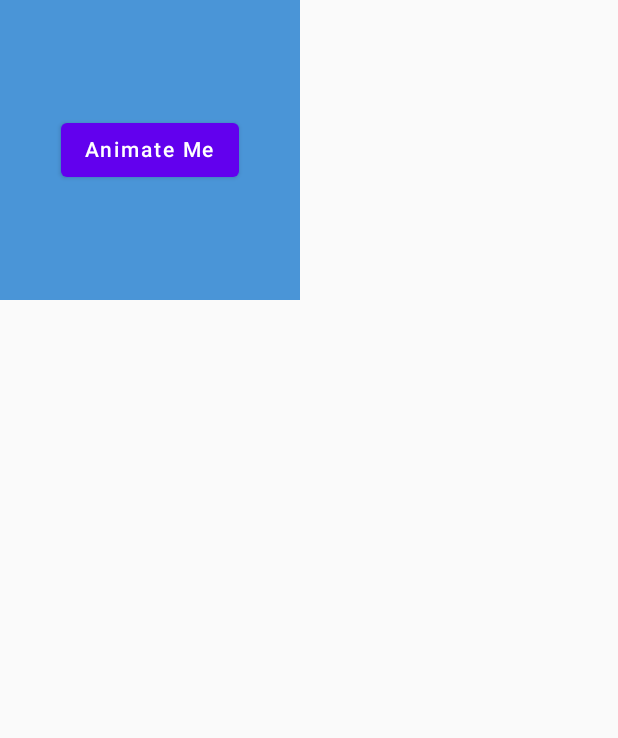
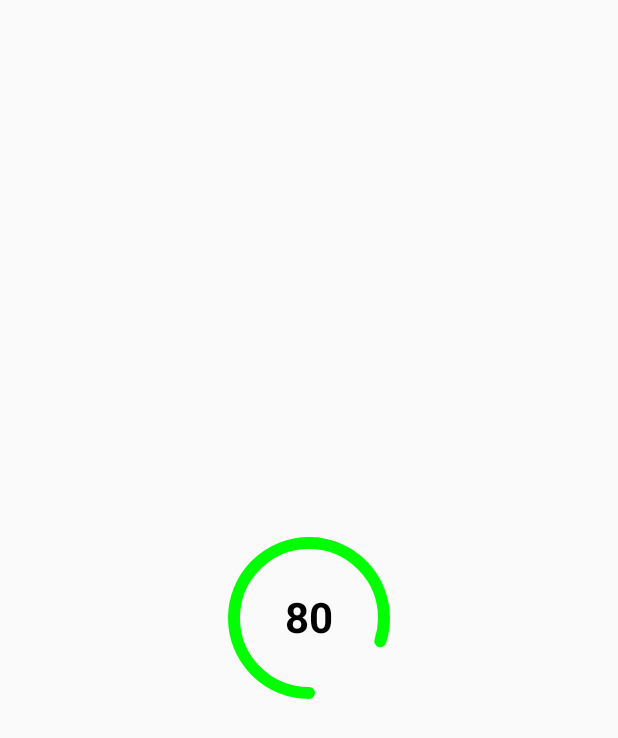
Before and after one commit to RagulMohankumarr/Jetpack-Compose, an Android app built with Jetpack Compose: the screen it shows after launch (MainActivity), on a phone screen of 412 x 824 dp. Shown: the top 738 px of the screen. Run offline under Robolectric (Android 15) with nearby library versions, the phone set to English and light mode, and no system bars; our stand-ins replace constraintlayout-compose.

Commit message:
Jetpack Compose - Animated Circular Progress Bar

```diff
--- a/app/src/main/java/com/example/jetpackcomposesample/MainActivity.kt
+++ b/app/src/main/java/com/example/jetpackcomposesample/MainActivity.kt
@@ -2,6 +2,7 @@ package com.example.jetpackcomposesample
 
 import android.animation.Keyframe
 import android.os.Bundle
+import android.util.Log
 import androidx.activity.ComponentActivity
 import androidx.activity.compose.setContent
 import androidx.compose.animation.animateColor
@@ -21,9 +22,12 @@ import androidx.compose.ui.Alignment
 import androidx.compose.ui.Modifier
 import androidx.compose.ui.graphics.Brush
 import androidx.compose.ui.graphics.Color
+import androidx.compose.ui.graphics.Color.Companion.Black
 import androidx.compose.ui.graphics.Color.Companion.Blue
 import androidx.compose.ui.graphics.Color.Companion.Red
 import androidx.compose.ui.graphics.Color.Companion.Yellow
+import androidx.compose.ui.graphics.StrokeCap
+import androidx.compose.ui.graphics.drawscope.Stroke
 import androidx.compose.ui.graphics.painter.Painter
 import androidx.compose.ui.layout.ContentScale
 import androidx.compose.ui.layout.layoutId
@@ -39,6 +43,8 @@ import androidx.compose.ui.text.style.TextAlign
 import androidx.compose.ui.text.style.TextDecoration
 import androidx.compose.ui.text.withStyle
 import androidx.compose.ui.tooling.preview.Preview
+import androidx.compose.ui.unit.Dp
+import androidx.compose.ui.unit.TextUnit
 import androidx.compose.ui.unit.dp
 import androidx.compose.ui.unit.sp
 import androidx.constraintlayout.compose.ChainStyle
@@ -56,35 +62,53 @@ class MainActivity : ComponentActivity() {
         super.onCreate(savedInstanceState)
 
         setContent {
-            var sizeState by remember {
-                mutableStateOf(200.dp)
-            }
-            val animateState by animateDpAsState(targetValue = sizeState, keyframes {
-                durationMillis = 5000
-                sizeState at 0 with LinearEasing
-                sizeState * 1.5f at 1000 with FastOutLinearInEasing
-                sizeState * 2f at 5000
-            })
-            val infiniteState = rememberInfiniteTransition()
-            val color by infiniteState.animateColor(
-                initialValue = Yellow,
-                targetValue = Blue,
-                animationSpec = infiniteRepeatable(
-                    tween(1000),
-                    repeatMode = RepeatMode.Reverse
-                )
-
-            )
-            Box(
-                modifier = Modifier
-                    .size(animateState)
-                    .background(color), contentAlignment = Alignment.Center
-            )
-            {
-                Button(onClick = { sizeState += 50.dp }) {
-                    Text("Animate Me")
-                }
+            Box(modifier = Modifier.fillMaxSize(), contentAlignment = Alignment.Center) {
+                CircularProgressBar(percentage = 0.8f, number = 100)
             }
         }
     }
+
+    @Composable
+    fun CircularProgressBar(
+        percentage: Float,
+        number: Int,
+        fontSize: TextUnit = 28.sp,
+        radius: Dp = 50.dp,
+        color: Color = Color.Green,
+        strokeWidth: Dp = 8.dp,
+        animDuration: Int = 1000,
+        animDelay: Int = 0
+    ) {
+        var animPlayed by remember {
+            mutableStateOf(false)
+        }
+        val curPercentage = animateFloatAsState(
+            targetValue = if (animPlayed) percentage else 0f,
+            animationSpec = tween(
+                durationMillis = animDuration,
+                delayMillis = animDelay
+            )
+        )
+        LaunchedEffect(key1 = 1) {
+            animPlayed = true
+        }
+        Box(modifier = Modifier.size(radius * 2), contentAlignment = Alignment.Center) {
+            Log.i("check","CurPercentage:${curPercentage.value}")
+            Canvas(modifier = Modifier.size(radius * 2)) {
+                drawArc(
+                    color = color,
+                    90f,
+                    360 * curPercentage.value,
+                    useCenter = false,
+                    style = Stroke(strokeWidth.toPx(), cap = StrokeCap.Round)
+                )
+            }
+            Text(
+                text = (curPercentage.value * number).toInt().toString(),
+                color = Black,
+                fontSize = fontSize,
+                fontWeight = FontWeight.Bold
+            )
+        }
+    }
 }
```
